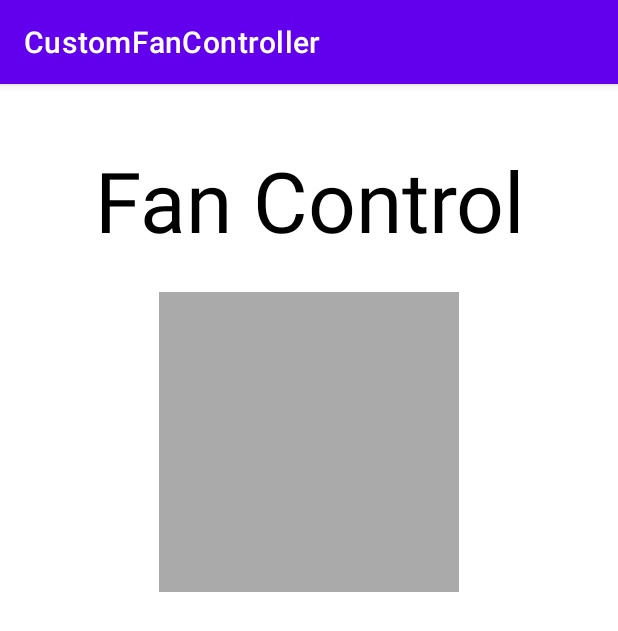
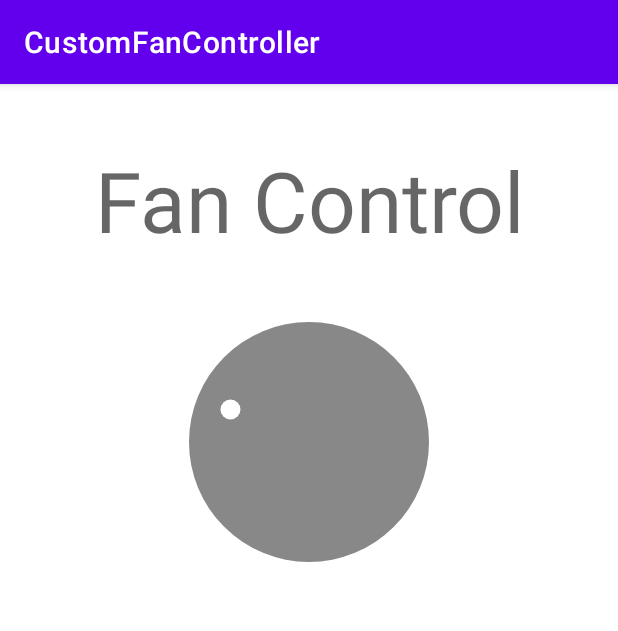
Before and after one commit to dtran272/CustomFanController, an Android app: the screen it shows after launch (MainActivity), on a phone screen of 412 x 824 dp. Shown: the top 631 px of the screen. Run offline under Robolectric (Android 15) with nearby library versions, the phone set to English and light mode, and no system bars.

Commit message:
- Add custom attributes to DialView.kt - Override and implement onSizeChanged(), onDraw() and performClick() methods in DialView.kt

```diff
--- a/app/src/main/java/com/example/customfancontroller/DialView.kt
+++ b/app/src/main/java/com/example/customfancontroller/DialView.kt
@@ -1,17 +1,26 @@
 package com.example.customfancontroller
 
 import android.content.Context
-import android.graphics.Paint
-import android.graphics.PointF
-import android.graphics.Typeface
+import android.graphics.*
 import android.util.AttributeSet
 import android.view.View
+import androidx.core.content.withStyledAttributes
+import java.lang.Math.min
+import kotlin.math.cos
+import kotlin.math.sin
 
 private enum class FanSpeed(val label: Int) {
     OFF(R.string.fan_off),
     LOW(R.string.fan_low),
     MEDIUM(R.string.fan_medium),
     HIGH(R.string.fan_high);
+
+    fun next() = when (this) {
+        OFF -> LOW
+        LOW -> MEDIUM
+        MEDIUM -> HIGH
+        HIGH -> OFF
+    }
 }
 
 private const val RADIUS_OFFSET_LABEL = 30
@@ -24,9 +33,9 @@ class DialView @JvmOverloads constructor(
 ) : View(context, attrs, defStyleAttr) {
 
     // position variable which will be used to draw label and indicator circle position
-    private val pointPosition: PointF = PointF(0.0f, 0.0f)
-    private var radius = 0.0f                   // Radius of the circle.
-    private var fanSpeed = FanSpeed.OFF         // The active selection.
+    private val m_pointPosition: PointF = PointF(0.0f, 0.0f)
+    private var m_radius = 0.0f                   // Radius of the circle.
+    private var m_fanSpeed = FanSpeed.OFF         // The active selection.
 
     private val paint = Paint(Paint.ANTI_ALIAS_FLAG).apply {
         style = Paint.Style.FILL
@@ -34,4 +43,70 @@ class DialView @JvmOverloads constructor(
         textSize = 55.0f
         typeface = Typeface.create("", Typeface.BOLD)
     }
+
+    private var m_fanSpeedLowColor = 0
+    private var m_fanSpeedMediumColor = 0
+    private var m_fanSeedMaxColor = 0
+
+    init {
+        isClickable = true
+
+        context.withStyledAttributes(attrs, R.styleable.DialView) {
+            m_fanSpeedLowColor = getColor(R.styleable.DialView_fanColor1, 0)
+            m_fanSpeedMediumColor = getColor(R.styleable.DialView_fanColor2, 0)
+            m_fanSeedMaxColor = getColor(R.styleable.DialView_fanColor3, 0)
+        }
+    }
+
+    override fun performClick(): Boolean {
+        if (super.performClick()) return true
+
+        m_fanSpeed = m_fanSpeed.next()
+        contentDescription = resources.getString(m_fanSpeed.label)
+
+        // Forces onDraw to be called and re-draw the view
+        invalidate()
+        return true
+    }
+
+    override fun onSizeChanged(w: Int, h: Int, oldw: Int, oldh: Int) {
+        m_radius = (min(w, h) / 2.0 * 0.8).toFloat()
+    }
+
+    override fun onDraw(canvas: Canvas) {
+        super.onDraw(canvas)
+
+        // Set dial background color based on FanSpeed
+        paint.color = when (m_fanSpeed) {
+            FanSpeed.OFF -> Color.GRAY
+            FanSpeed.LOW -> m_fanSpeedLowColor
+            FanSpeed.MEDIUM -> m_fanSpeedMediumColor
+            FanSpeed.HIGH -> m_fanSeedMaxColor
+        } as Int
+
+        canvas.drawCircle((width / 2).toFloat(), (height / 2).toFloat(), m_radius, paint)
+
+        // Draw speed indicator marks
+        val markerRadius = m_radius + RADIUS_OFFSET_INDICATOR
+        m_pointPosition.computeXYForSpeed(m_fanSpeed, markerRadius)
+        paint.color = Color.WHITE
+        canvas.drawCircle(m_pointPosition.x, m_pointPosition.y, m_radius / 12, paint)
+
+        // Draw fan speed labels
+        val labelRadius = m_radius + RADIUS_OFFSET_LABEL
+        for (i in FanSpeed.values()) {
+            m_pointPosition.computeXYForSpeed(i, labelRadius)
+            val label = resources.getString(i.label)
+            canvas.drawText(label, m_pointPosition.x, m_pointPosition.y, paint)
+        }
+    }
+
+    private fun PointF.computeXYForSpeed(pos: FanSpeed, radius: Float) {
+        // Angles are in radians
+        val startAngle = Math.PI * (9 / 8.0)
+        val angle = startAngle + pos.ordinal * (Math.PI / 4)
+
+        x = (radius * cos(angle)).toFloat() + width / 2
+        y = (radius * sin(angle)).toFloat() + height / 2
+    }
 }
--- a/app/src/main/res/layout/activity_main.xml
+++ b/app/src/main/res/layout/activity_main.xml
@@ -16,19 +16,20 @@
         android:padding="@dimen/text_view_padding"
         android:text="@string/fan_control"
         android:textAppearance="@style/Base.TextAppearance.AppCompat.Display3"
-        android:textColor="@android:color/black"
         app:layout_constraintLeft_toLeftOf="parent"
         app:layout_constraintRight_toRightOf="parent"
         app:layout_constraintTop_toTopOf="parent" />
 
-    <ImageView
+    <com.example.customfancontroller.DialView
         android:id="@+id/dialView"
         android:layout_width="200dp"
         android:layout_height="200dp"
         android:layout_marginLeft="@dimen/default_margin"
         android:layout_marginTop="@dimen/default_margin"
         android:layout_marginRight="@dimen/default_margin"
-        android:background="@android:color/darker_gray"
+        app:fanColor1="#FFEB3B"
+        app:fanColor2="#CDDC39"
+        app:fanColor3="#009688"
         app:layout_constraintLeft_toLeftOf="parent"
         app:layout_constraintRight_toRightOf="parent"
         app:layout_constraintTop_toBottomOf="@+id/customViewLabel" />
```
Also changed, not shown: app/src/main/res/values/attrs.xml (added, +8 -0 lines).
